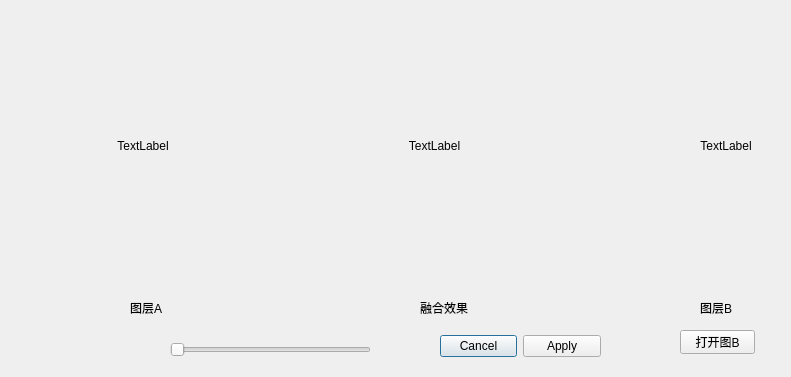
Old version of the form imageblenddialog.ui in the repository g64-cmd/Qt_Image_Processor.
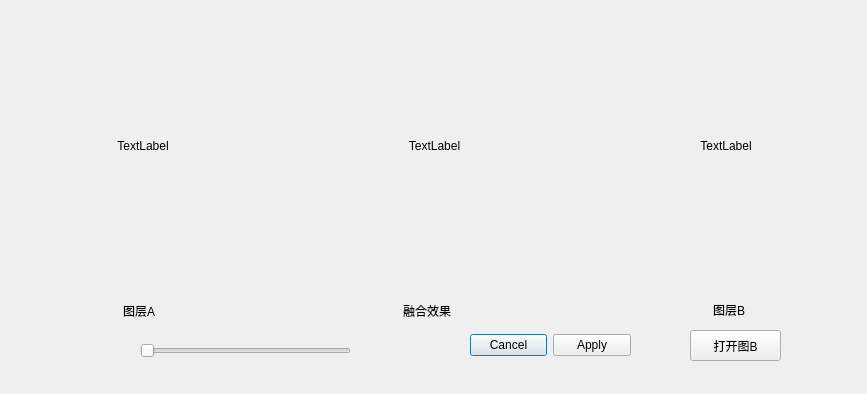
New version of the form.

What changed in the file:
```diff
--- a/imageblenddialog.ui
+++ b/imageblenddialog.ui
@@ -6,8 +6,8 @@
    <rect>
     <x>0</x>
     <y>0</y>
-    <width>791</width>
-    <height>377</height>
+    <width>867</width>
+    <height>394</height>
    </rect>
   </property>
   <property name="windowTitle">
@@ -16,10 +16,10 @@
   <widget class="QDialogButtonBox" name="buttonBox">
    <property name="geometry">
     <rect>
-     <x>440</x>
+     <x>470</x>
      <y>330</y>
      <width>161</width>
-     <height>32</height>
+     <height>31</height>
     </rect>
    </property>
    <property name="orientation">
@@ -32,10 +32,10 @@
   <widget class="QLabel" name="label_4">
    <property name="geometry">
     <rect>
-     <x>130</x>
+     <x>123</x>
      <y>300</y>
-     <width>54</width>
-     <height>16</height>
+     <width>61</width>
+     <height>21</height>
     </rect>
    </property>
    <property name="text">
@@ -45,10 +45,10 @@
   <widget class="QLabel" name="label_5">
    <property name="geometry">
     <rect>
-     <x>700</x>
+     <x>713</x>
      <y>300</y>
-     <width>54</width>
-     <height>16</height>
+     <width>61</width>
+     <height>20</height>
     </rect>
    </property>
    <property name="text">
@@ -58,10 +58,10 @@
   <widget class="QLabel" name="label_6">
    <property name="geometry">
     <rect>
-     <x>420</x>
+     <x>403</x>
      <y>300</y>
-     <width>54</width>
-     <height>16</height>
+     <width>71</width>
+     <height>21</height>
     </rect>
    </property>
    <property name="text">
@@ -71,10 +71,10 @@
   <widget class="QSlider" name="sliderBlend">
    <property name="geometry">
     <rect>
-     <x>170</x>
+     <x>140</x>
      <y>340</y>
-     <width>201</width>
-     <height>20</height>
+     <width>211</width>
+     <height>21</height>
     </rect>
    </property>
    <property name="maximum">
@@ -87,17 +87,17 @@
   <widget class="QPushButton" name="buttonOpenImageB">
    <property name="geometry">
     <rect>
-     <x>680</x>
+     <x>690</x>
      <y>330</y>
-     <width>75</width>
-     <height>24</height>
+     <width>91</width>
+     <height>31</height>
     </rect>
    </property>
    <property name="text">
     <string>打开图B</string>
    </property>
   </widget>
-  <widget class="QWidget" name="">
+  <widget class="QWidget" name="layoutWidget">
    <property name="geometry">
     <rect>
      <x>0</x>
```
